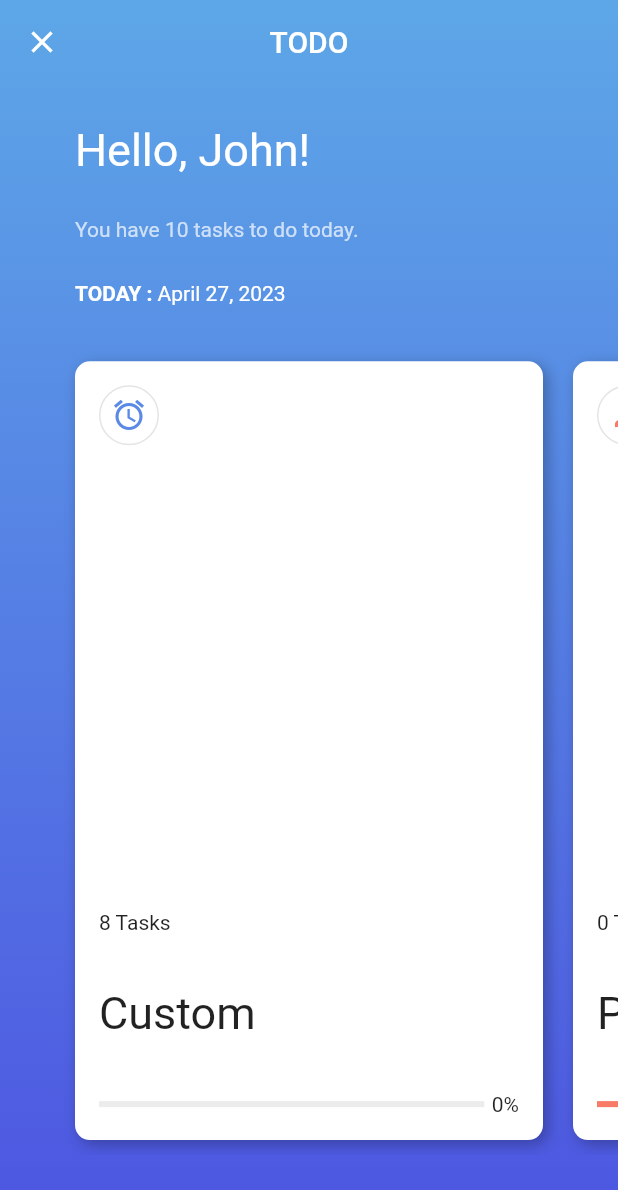
After one commit to valentinallavayol/flutter-animations-example, a Flutter app: the screen it shows after launch, after a tap on "To-Do List", on a phone screen of 412 x 824 dp. The commit adds this screen. Shown: the top 1190 px of the screen. Run offline on Flutter 3.47's test engine with Material 2 defaults, Android fonts, the phone set to English and light mode, and no system bars; our stand-ins replace bloc, cached_network_image, delayed_display, flutter_bloc, liquid_swipe; missing offline and left inert: rect_getter; generated files the repository leaves out were written again.

Commit message:
feat: Added to do example to home screen

```diff
--- a/lib/app/home/home_screen.dart
+++ b/lib/app/home/home_screen.dart
@@ -6,6 +6,7 @@ import 'package:panzetapp/app/home/home_card.dart';
 import 'package:panzetapp/carousel/cubit/carousel_cubit.dart';
 import 'package:panzetapp/carousel/view/carousel_screen.dart';
 import 'package:panzetapp/parallax/parallax_example.dart';
+import 'package:panzetapp/todo/view/todo_example.dart';
 import 'package:panzetapp/transitions/hero/tickets_sale_1.dart';
 import 'package:panzetapp/transitions/liquid/education_learning.dart';
 import 'package:panzetapp/transitions/ripple/summer_travel.dart';
@@ -28,6 +29,11 @@ final data = <Category>[
         'Cinema Tickets Sale',
         'Hero Transition',
         const TicketsSale1(),
+      ),
+      CategoryItem(
+        'To-Do List',
+        'Card Hero Transition',
+        const TodoExample(),
       ),
       CategoryItem(
         'Cinema Carousel',
--- a/lib/app/view/app.dart
+++ b/lib/app/view/app.dart
@@ -1,12 +1,6 @@
 import 'package:flutter/material.dart';
 import 'package:panzetapp/app/home/home_screen.dart';
-import 'package:flutter_bloc/flutter_bloc.dart';
-import 'package:panzetapp/carousel/cubit/carousel_cubit.dart';
-import 'package:panzetapp/carousel/view/carousel_screen.dart';
 import 'package:panzetapp/l10n/l10n.dart';
-import 'package:panzetapp/transitions/hero/tickets_sale_1.dart';
-import 'package:panzetapp/transitions/liquid/education_learning.dart';
-import 'package:panzetapp/transitions/ripple/summer_travel.dart';
 
 class App extends StatelessWidget {
   const App({super.key});
--- /dev/null
+++ b/lib/todo/dummy_data.dart
@@ -0,0 +1,23 @@
+import 'package:flutter/material.dart';
+import 'package:panzetapp/todo/models/color_choice.dart';
+import 'package:panzetapp/todo/models/todo_object.dart';
+
+List<TodoObject> todos = [
+  TodoObject.import(
+      'randomUuid', 'Custom', 1, ColorChoices.choices[0], Icons.alarm, {
+    DateTime(2018, 5, 3): [
+      TaskObject('Task 1', DateTime(2018, 5, 3)),
+      TaskObject('Task 2', DateTime(2018, 5, 3)),
+      TaskObject('Task 3', DateTime(2018, 5, 3)),
+      TaskObject('Task 4', DateTime(2018, 5, 3)),
+    ],
+    DateTime(2019, 5, 4): [
+      TaskObject('Task 1', DateTime(2019, 5, 4)),
+      TaskObject('Task 2', DateTime(2019, 5, 4)),
+      TaskObject('Task 3', DateTime(2019, 5, 4)),
+      TaskObject('Task 4', DateTime(2019, 5, 4)),
+    ]
+  }),
+  TodoObject('Personal', Icons.person, ColorChoices.choices[1]),
+  TodoObject('Work', Icons.work, ColorChoices.choices[2]),
+];
--- /dev/null
+++ b/lib/todo/models/color_choice.dart
@@ -0,0 +1,34 @@
+import 'package:flutter/material.dart';
+
+class ColorChoice {
+  ColorChoice({required this.primary, required this.gradient});
+
+  final Color primary;
+  final List<Color> gradient;
+}
+
+class ColorChoices {
+  static List<ColorChoice> choices = [
+    ColorChoice(
+      primary: const Color(0xFF5A89E6),
+      gradient: [
+        const Color.fromRGBO(77, 85, 225, 1),
+        const Color.fromRGBO(93, 167, 231, 1),
+      ],
+    ),
+    ColorChoice(
+      primary: const Color(0xFFF77B67),
+      gradient: [
+        const Color.fromARGB(255, 241, 113, 145),
+        const Color.fromARGB(255, 255, 184, 118),
+      ],
+    ),
+    ColorChoice(
+      primary: const Color(0xFF4EC5AC),
+      gradient: [
+        const Color.fromARGB(255, 108, 219, 191),
+        const Color.fromARGB(255, 61, 212, 184),
+      ],
+    ),
+  ];
+}
--- /dev/null
+++ b/lib/todo/models/todo_object.dart
@@ -0,0 +1,81 @@
+import 'package:flutter/material.dart';
+import 'package:panzetapp/todo/models/color_choice.dart';
+import 'package:uuid/uuid.dart';
+
+class TodoObject {
+  TodoObject(this.title, this.icon, ColorChoice choice)
+      : tasks = <DateTime, List<TaskObject>>{},
+        uuid = const Uuid().v1(),
+        color = choice.primary,
+        sortID = null,
+        gradient = LinearGradient(
+          colors: choice.gradient,
+          begin: Alignment.bottomCenter,
+          end: Alignment.topCenter,
+        );
+
+  TodoObject.import(
+    String uuidS,
+    this.title,
+    int this.sortID,
+    ColorChoice color,
+    this.icon,
+    this.tasks,
+  )   : color = color.primary,
+        gradient = LinearGradient(
+          colors: color.gradient,
+          begin: Alignment.bottomCenter,
+          end: Alignment.topCenter,
+        ),
+        uuid = uuidS;
+
+  final String uuid;
+  final int? sortID;
+  final String title;
+  final Color color;
+  final LinearGradient gradient;
+  final IconData icon;
+  final Map<DateTime, List<TaskObject>> tasks;
+
+  int taskAmount() {
+    var amount = 0;
+    for (final list in tasks.values) {
+      amount += list.length;
+    }
+    return amount;
+  }
+
+  //List<TaskObject> tasks;
+
+  double percentComplete() {
+    if (tasks.isEmpty) {
+      return 1;
+    }
+    var completed = 0;
+    var amount = 0;
+    for (final list in tasks.values) {
+      amount += list.length;
+      for (final task in list) {
+        if (task.isCompleted()) {
+          completed++;
+        }
+      }
+    }
+    return completed / amount;
+  }
+}
+
+class TaskObject {
+  TaskObject(this.task, this.date) : _completed = false;
+  TaskObject.import(this.task, this.date, bool completed)
+      : _completed = completed;
+  DateTime date;
+  String task;
+  bool _completed;
+
+  void setComplete(bool value) {
+    _completed = value;
+  }
+
+  bool isCompleted() => _completed;
+}
--- /dev/null
+++ b/lib/todo/view/details.dart
@@ -0,0 +1,90 @@
+import 'package:flutter/material.dart';
+import 'package:panzetapp/todo/models/todo_object.dart';
+import 'package:panzetapp/todo/widgets/card_back_icon.dart';
+import 'package:panzetapp/todo/widgets/card_background.dart';
+import 'package:panzetapp/todo/widgets/card_progress_bar.dart';
+import 'package:panzetapp/todo/widgets/card_rounded_icon.dart';
+import 'package:panzetapp/todo/widgets/card_tasks_number.dart';
+import 'package:panzetapp/todo/widgets/card_title.dart';
+
+class DetailPage extends StatefulWidget {
+  const DetailPage({required this.todoObject, super.key});
+
+  final TodoObject todoObject;
+
+  @override
+  DetailPageState createState() => DetailPageState();
+}
+
+class DetailPageState extends State<DetailPage> with TickerProviderStateMixin {
+  late double percentComplete;
+  late AnimationController animationBar;
+  late double barPercent = 0;
+  late Tween<double> animT;
+  late AnimationController scaleAnimation;
+
+  @override
+  void initState() {
+    scaleAnimation = AnimationController(
+      vsync: this,
+      duration: const Duration(milliseconds: 1000),
+    );
+
+    percentComplete = widget.todoObject.percentComplete();
+    barPercent = percentComplete;
+    animationBar = AnimationController(
+      vsync: this,
+      duration: const Duration(milliseconds: 100),
+    )..addListener(() {
+        setState(() {
+          barPercent = animT.transform(animationBar.value);
+        });
+      });
+    animT = Tween<double>(begin: percentComplete, end: percentComplete);
+    scaleAnimation.forward();
+    super.initState();
+  }
+
+  @override
+  void dispose() {
+    super.dispose();
+    animationBar.dispose();
+    scaleAnimation.dispose();
+  }
+
+  @override
+  Widget build(BuildContext context) {
+    return Stack(
+      children: <Widget>[
+        CardBackground(todoObject: widget.todoObject),
+        Scaffold(
+          backgroundColor: Colors.transparent,
+          appBar: AppBar(
+            elevation: 0,
+            backgroundColor: Colors.transparent,
+            leading: CardBackIcon(
+              todoObject: widget.todoObject,
+              onPressed: Navigator.of(context).pop,
+            ),
+          ),
+          body: Padding(
+            padding: const EdgeInsets.all(40),
+            child: Column(
+              crossAxisAlignment: CrossAxisAlignment.start,
+              children: <Widget>[
+                CardRoundedIcon(todoObject: widget.todoObject),
+                const SizedBox(height: 30),
+                CardTasksNumber(todoObject: widget.todoObject),
+                const SizedBox(height: 12),
+                CardTitle(todoObject: widget.todoObject),
+                const SizedBox(height: 20),
+                CardProgressBar(todoObject: widget.todoObject),
+                const SizedBox(height: 30),
+              ],
+            ),
+          ),
+        )
+      ],
+    );
+  }
+}
--- /dev/null
+++ b/lib/todo/view/todo_example.dart
@@ -0,0 +1,196 @@
+import 'package:flutter/material.dart';
+import 'package:intl/intl.dart';
+import 'package:panzetapp/todo/dummy_data.dart';
+import 'package:panzetapp/todo/models/todo_object.dart';
+import 'package:panzetapp/todo/view/details.dart';
+import 'package:panzetapp/todo/widgets/card_background.dart';
+import 'package:panzetapp/todo/widgets/card_content.dart';
+
+class TodoExample extends StatefulWidget {
+  const TodoExample({super.key});
+
+  @override
+  TodoExampleState createState() => TodoExampleState();
+}
+
+class TodoExampleState extends State<TodoExample>
+    with TickerProviderStateMixin {
+  late ScrollController scrollController;
+  late Gradient? backgroundGradient;
+  late ColorTween colorTween;
+  late int currentPage = 0;
+  late Color constBackColor;
+
+  @override
+  void initState() {
+    super.initState();
+    colorTween = ColorTween(begin: todos[0].color, end: todos[0].color);
+    backgroundGradient = todos[0].gradient;
+    scrollController = ScrollController();
+    scrollController.addListener(() {
+      final position = scrollController.position;
+      final scrollExtentPerPage =
+          position.maxScrollExtent / (todos.length.toDouble() - 1);
+
+      final pageNumber = position.pixels ~/ scrollExtentPerPage;
+
+      final scrolledPercentage = position.pixels / scrollExtentPerPage;
+      final percent = scrolledPercentage - pageNumber;
+      if (todos.length - 1 < pageNumber + 1) {
+        return;
+      }
+      colorTween
+        ..begin = todos[pageNumber].color
+        ..end = todos[pageNumber + 1].color;
+      setState(() {
+        backgroundGradient = todos[pageNumber]
+            .gradient
+            .lerpTo(todos[pageNumber + 1].gradient, percent);
+      });
+    });
+  }
+
+  @override
+  void dispose() {
+    super.dispose();
+    scrollController.dispose();
+  }
+
+  @override
+  Widget build(BuildContext context) {
+    return DecoratedBox(
+      decoration: BoxDecoration(gradient: backgroundGradient),
+      child: Scaffold(
+        backgroundColor: Colors.transparent,
+        appBar: AppBar(
+          backgroundColor: Colors.transparent,
+          leading: const CloseButton(color: Colors.white),
+          elevation: 0,
+          title: const Text('TODO'),
+          centerTitle: true,
+        ),
+        body: _buildContent(),
+      ),
+    );
+  }
+
+  Column _buildContent() {
+    return Column(
+      crossAxisAlignment: CrossAxisAlignment.start,
+      children: <Widget>[
+        const Spacer(),
+        _buildHelloText(),
+        const Spacer(),
+        _buildTasksAmountText(),
+        const Spacer(),
+        _buildTodayText(),
+        const Spacer(),
+        _buildTaskCardsList(),
+        const Spacer(flex: 2),
+      ],
+    );
+  }
+
+  Expanded _buildTaskCardsList() {
+    final width = MediaQuery.of(context).size.width;
+    return Expanded(
+      flex: 20,
+      child: ListView.builder(
+        controller: scrollController,
+        padding: const EdgeInsets.only(left: 40, right: 40),
+        scrollDirection: Axis.horizontal,
+        itemExtent: width - 80,
+        itemCount: todos.length,
+        itemBuilder: (context, index) {
+          final todoObject = todos[index];
+          return Padding(
+            padding: const EdgeInsets.all(10),
+            child: InkWell(
+              onTap: () {
+                _onTaskCardPressed(context, todoObject);
+              },
+              child: Container(
+                decoration: BoxDecoration(
+                  borderRadius: BorderRadius.circular(10),
+                  boxShadow: [
+                    BoxShadow(
+                      color: Colors.black.withAlpha(70),
+                      offset: const Offset(3, 3),
+                      blurRadius: 8,
+                    )
+                  ],
+                ),
+                height: 250,
+                child: Stack(
+                  children: <Widget>[
+                    CardBackground(todoObject: todoObject),
+                    CardContent(
+                      todoObject: todoObject,
+                    ),
+                  ],
+                ),
+              ),
+            ),
+          );
+        },
+      ),
+    );
+  }
+
+  void _onTaskCardPressed(BuildContext context, TodoObject todoObject) {
+    Navigator.of(context).push(
+      PageRouteBuilder<void>(
+        pageBuilder: (
+          BuildContext context,
+          Animation<double> animation,
+          Animation<double> secondaryAnimation,
+        ) =>
+            DetailPage(todoObject: todoObject),
+        transitionDuration: const Duration(milliseconds: 750),
+      ),
+    );
+  }
+
+  Padding _buildTasksAmountText() {
+    return const Padding(
+      padding: EdgeInsets.only(left: 50),
+      child: Text(
+        'You have 10 tasks to do today.',
+        style: TextStyle(color: Colors.white70),
+      ),
+    );
+  }
+
+  Padding _buildHelloText() {
+    return const Padding(
+      padding: EdgeInsets.only(left: 50),
+      child: Text(
+        'Hello, John!',
+        style: TextStyle(color: Colors.white, fontSize: 30),
+      ),
+    );
+  }
+
+  Padding _buildTodayText() {
+    return Padding(
+      padding: const EdgeInsets.only(left: 50),
+      child: RichText(
+        text: TextSpan(
+          children: [
+            const TextSpan(
+              text: 'TODAY : ',
+              style: TextStyle(
+                color: Colors.white,
+                fontWeight: FontWeight.w600,
+              ),
+            ),
+            TextSpan(
+              text: DateFormat.yMMMMd().format(DateTime.now()),
+              style: const TextStyle(color: Colors.white),
+            ),
+          ],
+        ),
+      ),
+    );
+  }
+}
--- /dev/null
+++ b/lib/todo/widgets/card_back_icon.dart
@@ -0,0 +1,27 @@
+import 'package:flutter/material.dart';
+import 'package:panzetapp/todo/models/todo_object.dart';
+
+class CardBackIcon extends StatelessWidget {
+  const CardBackIcon({super.key, required this.todoObject, this.onPressed});
+
+  final TodoObject todoObject;
+
+  final VoidCallback? onPressed;
+  @override
+  Widget build(BuildContext context) {
+    return Hero(
+      tag: '${todoObject.uuid}_backIcon',
+      child: Material(
+        color: Colors.transparent,
+        type: MaterialType.transparency,
+        child: IconButton(
+          icon: const Icon(Icons.arrow_back),
+          color: Colors.grey,
+          onPressed: () {
+            Navigator.of(context).pop();
+          },
+        ),
+      ),
+    );
+  }
+}
--- /dev/null
+++ b/lib/todo/widgets/card_background.dart
@@ -0,0 +1,24 @@
+import 'package:flutter/material.dart';
+import 'package:panzetapp/todo/models/todo_object.dart';
+
+class CardBackground extends StatelessWidget {
+  const CardBackground({
+    super.key,
+    required this.todoObject,
+  });
+
+  final TodoObject todoObject;
+
+  @override
+  Widget build(BuildContext context) {
+    return Hero(
+      tag: '${todoObject.uuid}_background',
+      child: Container(
+        decoration: BoxDecoration(
+          color: Colors.white,
+          borderRadius: BorderRadius.circular(10),
+        ),
+      ),
+    );
+  }
+}
--- /dev/null
+++ b/lib/todo/widgets/card_content.dart
@@ -0,0 +1,46 @@
+import 'package:flutter/material.dart';
+import 'package:panzetapp/todo/models/todo_object.dart';
+import 'package:panzetapp/todo/widgets/card_back_icon.dart';
+import 'package:panzetapp/todo/widgets/card_progress_bar.dart';
+import 'package:panzetapp/todo/widgets/card_rounded_icon.dart';
+import 'package:panzetapp/todo/widgets/card_tasks_number.dart';
+import 'package:panzetapp/todo/widgets/card_title.dart';
+
+class CardContent extends StatelessWidget {
+  const CardContent({super.key, required this.todoObject});
+
+  final TodoObject todoObject;
+
+  @override
+  Widget build(BuildContext context) {
+    return Padding(
+      padding: const EdgeInsets.all(16),
+      child: Column(
+        crossAxisAlignment: CrossAxisAlignment.start,
+        mainAxisAlignment: MainAxisAlignment.center,
+        children: [
+          Expanded(
+            flex: 10,
+            child: Row(
+              crossAxisAlignment: CrossAxisAlignment.start,
+              children: [
+                Stack(
+                  children: [
+                    CardBackIcon(todoObject: todoObject),
+                    CardRoundedIcon(todoObject: todoObject),
+                  ],
+                ),
+                const Spacer(),
+              ],
+            ),
+          ),
+          CardTasksNumber(todoObject: todoObject),
+          const Spacer(),
+          CardTitle(todoObject: todoObject),
+          const Spacer(),
+          CardProgressBar(todoObject: todoObject),
+        ],
+      ),
+    );
+  }
+}
--- /dev/null
+++ b/lib/todo/widgets/card_progress_bar.dart
@@ -0,0 +1,38 @@
+import 'package:flutter/material.dart';
+import 'package:panzetapp/todo/models/todo_object.dart';
+
+class CardProgressBar extends StatelessWidget {
+  const CardProgressBar({super.key, required this.todoObject});
+
+  final TodoObject todoObject;
+
+  @override
+  Widget build(BuildContext context) {
+    final percentComplete = todoObject.percentComplete();
+    return Hero(
+      tag: '${todoObject.uuid}_progress_bar',
+      child: Material(
+        color: Colors.transparent,
+        child: Row(
+          children: <Widget>[
+            Expanded(
+              child: LinearProgressIndicator(
+                value: percentComplete,
+                backgroundColor: Colors.grey.withAlpha(50),
+                valueColor: AlwaysStoppedAnimation<Color>(
+                  todoObject.color,
+                ),
+              ),
+            ),
+            Padding(
+              padding: const EdgeInsets.only(left: 5),
+              child: Text(
+                '${(percentComplete * 100).round()}%',
+              ),
+            )
+          ],
+        ),
+      ),
+    );
+  }
+}
--- /dev/null
+++ b/lib/todo/widgets/card_rounded_icon.dart
@@ -0,0 +1,31 @@
+import 'package:flutter/material.dart';
+import 'package:panzetapp/todo/models/todo_object.dart';
+
+class CardRoundedIcon extends StatelessWidget {
+  const CardRoundedIcon({super.key, required this.todoObject});
+
+  final TodoObject todoObject;
+
+  @override
+  Widget build(BuildContext context) {
+    return Hero(
+      tag: '${todoObject.uuid}_icon',
+      child: DecoratedBox(
+        decoration: BoxDecoration(
+          color: Colors.white,
+          shape: BoxShape.circle,
+          border: Border.all(
+            color: Colors.grey.withAlpha(70),
+          ),
+        ),
+        child: Padding(
+          padding: const EdgeInsets.all(8),
+          child: Icon(
+            todoObject.icon,
+            color: todoObject.color,
+          ),
+        ),
+      ),
+    );
+  }
+}
--- /dev/null
+++ b/lib/todo/widgets/card_tasks_number.dart
@@ -0,0 +1,23 @@
+import 'package:flutter/material.dart';
+import 'package:panzetapp/todo/models/todo_object.dart';
+
+class CardTasksNumber extends StatelessWidget {
+  const CardTasksNumber({super.key, required this.todoObject});
+
+  final TodoObject todoObject;
+
+  @override
+  Widget build(BuildContext context) {
+    return Hero(
+      tag: '${todoObject.uuid}_number_of_tasks',
+      child: Material(
+        color: Colors.transparent,
+        child: Text(
+          '${todoObject.taskAmount()} Tasks',
+          style: const TextStyle(),
+          softWrap: false,
+        ),
+      ),
+    );
+  }
+}
--- /dev/null
+++ b/lib/todo/widgets/card_title.dart
@@ -0,0 +1,23 @@
+import 'package:flutter/material.dart';
+import 'package:panzetapp/todo/models/todo_object.dart';
+
+class CardTitle extends StatelessWidget {
+  const CardTitle({super.key, required this.todoObject});
+
+  final TodoObject todoObject;
+
+  @override
+  Widget build(BuildContext context) {
+    return Hero(
+      tag: '${todoObject.uuid}_title',
+      child: Material(
+        color: Colors.transparent,
+        child: Text(
+          todoObject.title,
+          style: const TextStyle(fontSize: 30),
+          softWrap: false,
+        ),
+      ),
+    );
+  }
+}
```
